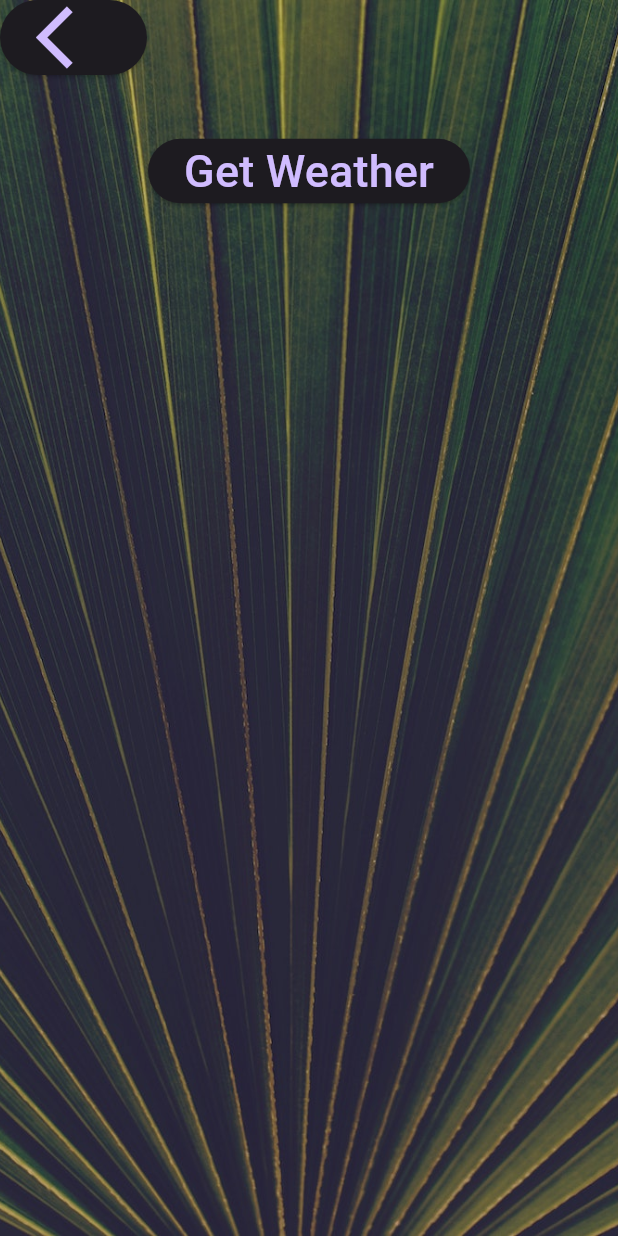
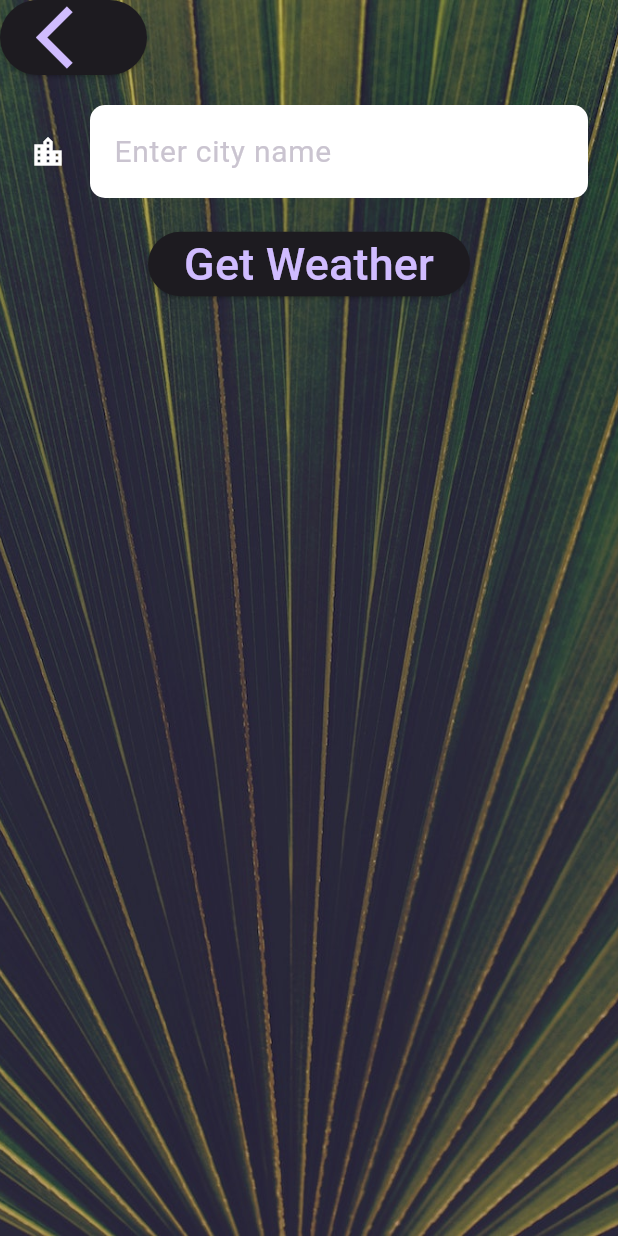
Before and after one commit to lovelyn2001/weather_app, a Flutter app: the CityScreen screen opened directly, on a phone screen of 412 x 824 dp. Run offline on Flutter 3.47's test engine with Material 3 defaults, Android fonts, the phone set to English and light mode, and no system bars; our stand-ins replace flutter_spinkit, geolocator, google_fonts; network calls fail.

```diff
--- a/lib/main.dart
+++ b/lib/main.dart
@@ -1,15 +1,20 @@
+// Import Flutter material package for UI components
 import 'package:flutter/material.dart';
+// Import the initial loading screen
 import 'screens/loading_screen.dart';
 
+// Entry point of the application
 void main() {
   runApp(MyApp());
 }
 
+// Root widget of the application
 class MyApp extends StatelessWidget {
   const MyApp({super.key});
 
   @override
   Widget build(BuildContext context) {
+    // Set up the app theme and initial screen
     return MaterialApp(
       theme: ThemeData.dark(useMaterial3: true),
       home: LoadingScreen(),
--- a/lib/screens/city_screen.dart
+++ b/lib/screens/city_screen.dart
@@ -1,6 +1,9 @@
+// Import Flutter material package for UI components
 import 'package:flutter/material.dart';
+// Import app constants (input field decoration, button styles, etc.)
 import 'package:weather_app/utilities/constants.dart';
 
+// CityScreen allows the user to enter a city name to fetch weather data.
 class CityScreen extends StatefulWidget {
   const CityScreen({super.key});
 
@@ -8,11 +11,15 @@ class CityScreen extends StatefulWidget {
   State<CityScreen> createState() => _CityScreenState();
 }
 
+// State class for CityScreen
 class _CityScreenState extends State<CityScreen> {
+  // Holds the city name entered by the user.
+  String? cityName;
   @override
   Widget build(BuildContext context) {
     return Scaffold(
       body: Container(
+        // Sets a background image for the city screen.
         decoration: BoxDecoration(
           image: DecorationImage(
             image: AssetImage('images/city_background.jpg'),
@@ -23,16 +30,32 @@ class _CityScreenState extends State<CityScreen> {
         child: SafeArea(
           child: Column(
             children: <Widget>[
+              // Back button to return to the previous screen.
               Align(
                 alignment: Alignment.topLeft,
                 child: ElevatedButton(
-                  onPressed: () {},
+                  onPressed: () {
+                    Navigator.pop(context);
+                  },
                   child: Icon(Icons.arrow_back_ios, size: 50.0),
                 ),
               ),
-              Container(padding: EdgeInsets.all(20.0), child: null),
+              // Text field for user to input the city name.
+              Container(
+                padding: EdgeInsets.all(20.0),
+                child: TextField(
+                  style: TextStyle(color: Colors.black, fontSize: 20.0),
+                  decoration: inputFieldDecoration,
+                  onSubmitted: (value) {
+                    cityName = value;
+                  },
+                ),
+              ),
+              // Button to submit the city name and fetch weather data.
               ElevatedButton(
-                onPressed: () {},
+                onPressed: () {
+                  Navigator.pop(context, cityName);
+                },
                 child: Text('Get Weather', style: buttonTextStyle),
               ),
             ],
--- a/lib/services/networking.dart
+++ b/lib/services/networking.dart
@@ -1,11 +1,16 @@
+// Import dart:convert for JSON decoding
 import 'dart:convert';
+// Import http package for making network requests
 import 'package:http/http.dart' as http;
 
+// NetworkHelper handles HTTP requests and JSON decoding
 class NetworkHelper {
+  // The URL to fetch data from
   final String url;
 
   NetworkHelper(this.url);
 
+  // Fetches data from the URL and decodes the JSON response
   Future getData() async {
     http.Response response = await http.get(Uri.parse(url));
 
--- a/lib/utilities/constants.dart
+++ b/lib/utilities/constants.dart
@@ -1,9 +1,29 @@
+// Import Flutter material package for UI components
+import 'package:flutter/material.dart';
+// Import Google Fonts for custom text styles
 import 'package:google_fonts/google_fonts.dart';
 
+// Text style for displaying temperature
 final tempTextStyle = GoogleFonts.leagueSpartan(fontSize: 100.0);
 
+// Text style for weather message
 final messageTextStyle = GoogleFonts.leagueSpartan(fontSize: 60.0);
 
+// Text style for buttons
 final buttonTextStyle = GoogleFonts.leagueSpartan(fontSize: 30.0);
 
+// Text style for weather condition icon
 final conditionTextStyle = GoogleFonts.leagueSpartan(fontSize: 100.0);
+
+// Input decoration for city name text field
+const inputFieldDecoration = InputDecoration(
+  filled: true,
+  fillColor: Colors.white,
+  hintText: 'Enter city name',
+  helperStyle: TextStyle(color: Colors.black),
+  icon: Icon(Icons.location_city, color: Colors.white),
+  border: OutlineInputBorder(
+    borderRadius: BorderRadius.all(Radius.circular(10.0)),
+    borderSide: BorderSide.none,
+  ),
+);
```
Also changed, not shown: lib/screens/loading_screen.dart (+9 -19 lines), lib/screens/location_screen.dart (+40 -2 lines), lib/services/location.dart (+10 -2 lines), lib/services/weather.dart (+34 -0 lines), 1 other file.
